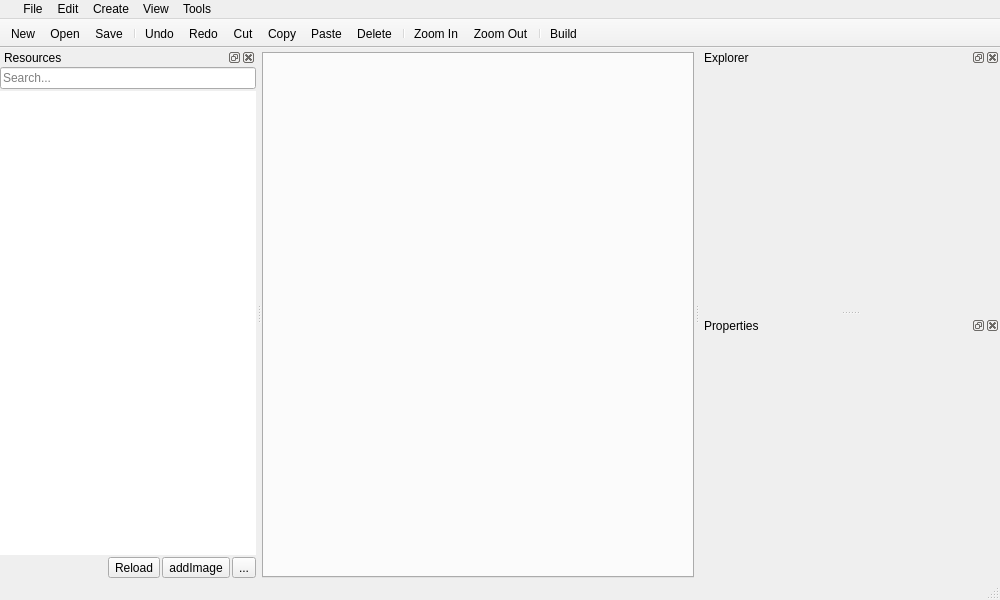
This is src/window.ui in ooflet/Mi-Create as Qt 5 draws it before an edit. The edited form follows.
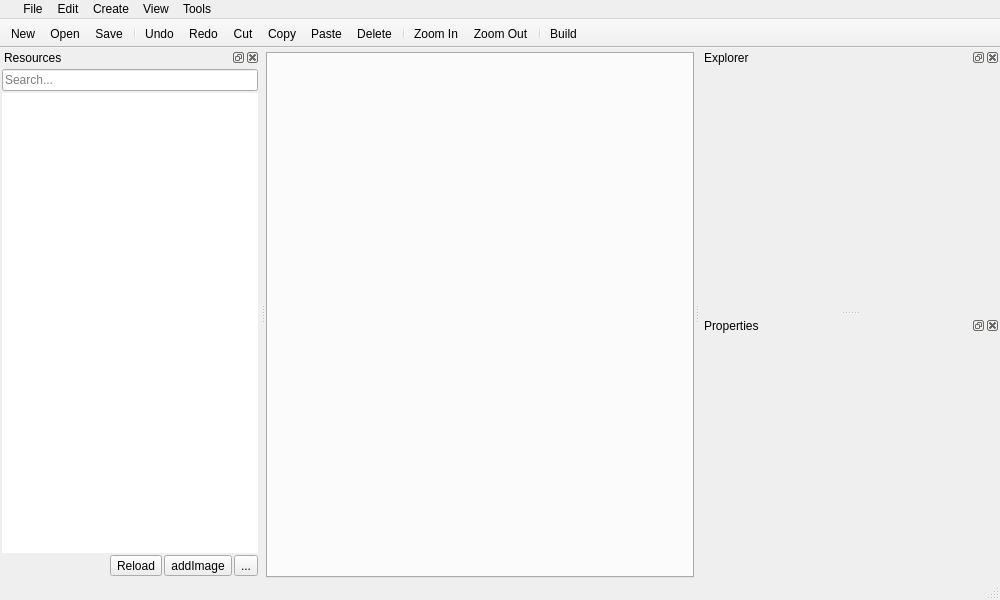
This is the edited form. Icons and pictures are not drawn.

```diff
--- a/src/window.ui
+++ b/src/window.ui
@@ -285,16 +285,16 @@
    <widget class="QWidget" name="dockWidgetContents_3">
     <layout class="QGridLayout" name="gridLayout_3">
      <property name="leftMargin">
-      <number>0</number>
+      <number>2</number>
      </property>
      <property name="topMargin">
-      <number>0</number>
+      <number>2</number>
      </property>
      <property name="rightMargin">
-      <number>0</number>
+      <number>2</number>
      </property>
      <property name="bottomMargin">
-      <number>0</number>
+      <number>2</number>
      </property>
      <property name="spacing">
       <number>2</number>
```
Left out of the diff: 14 changed lines with no effect on the pictures.
